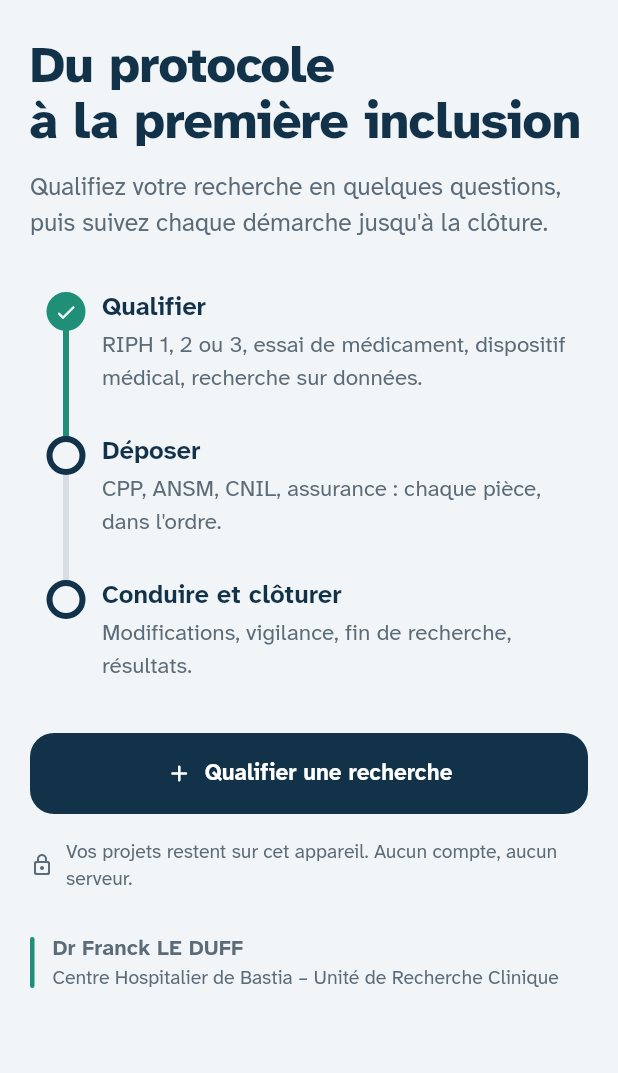
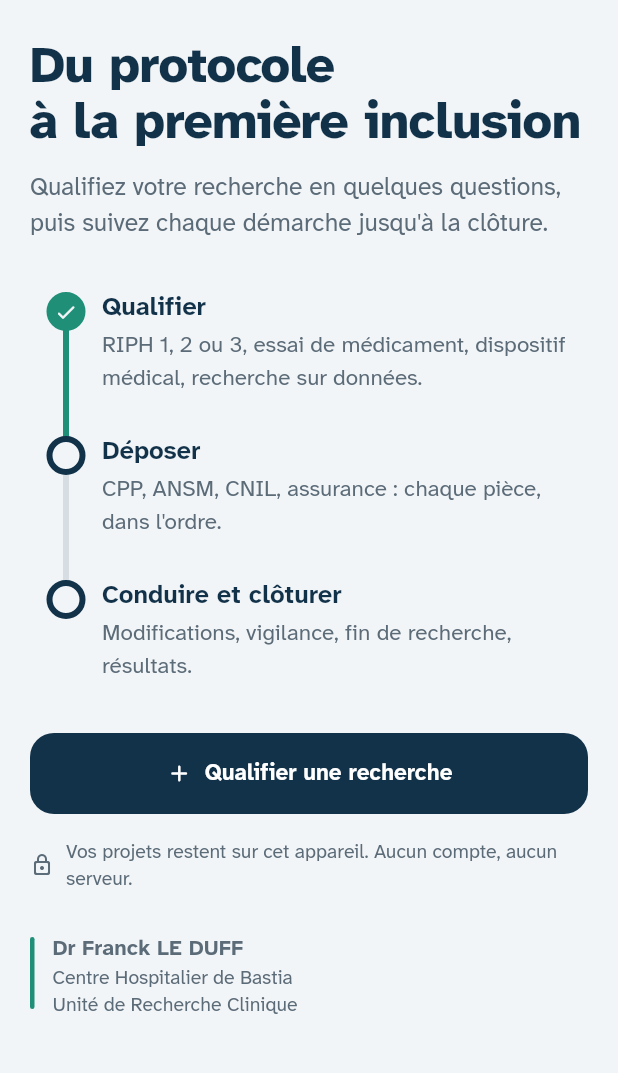
Before and after one commit to franckled/cliniflow, a Flutter app: the screen it shows after launch, on a phone screen of 412 x 824 dp, the part 65-1138 px from its top. Run offline on Flutter 3.47's test engine with Material 3 defaults, Android fonts, the phone set to English and light mode, and no system bars; our stand-ins replace pdf, printing, shared_preferences.

```diff
--- a/lib/ui/credit.dart
+++ b/lib/ui/credit.dart
@@ -6,9 +6,9 @@ import 'theme.dart';
 /// et en pied de page de la fiche PDF.
 abstract final class Credit {
   static const author = 'Dr Franck LE DUFF';
-  static const structure =
-      'Centre Hospitalier de Bastia – Unité de Recherche Clinique';
-  static const oneLine = '$author – $structure';
+  static const hospital = 'Centre Hospitalier de Bastia';
+  static const unit = 'Unité de Recherche Clinique';
+  static const oneLine = '$author – $hospital – $unit';
 }
 
 /// Mention d'auteur, discrète, en bas de page.
@@ -31,7 +31,7 @@ class CreditLine extends StatelessWidget {
           children: [
             Container(
               width: 3,
-              height: 34,
+              height: 48,
               margin: const EdgeInsets.only(top: 2, right: 12),
               decoration: BoxDecoration(
                 color: tones.done,
@@ -45,7 +45,9 @@ class CreditLine extends StatelessWidget {
                   Text(Credit.author,
                       style: t.labelLarge?.copyWith(color: tones.muted)),
                   const SizedBox(height: 2),
-                  Text(Credit.structure,
+                  Text(Credit.hospital,
+                      style: t.bodySmall?.copyWith(color: tones.muted)),
+                  Text(Credit.unit,
                       style: t.bodySmall?.copyWith(color: tones.muted)),
                 ],
               ),
```
